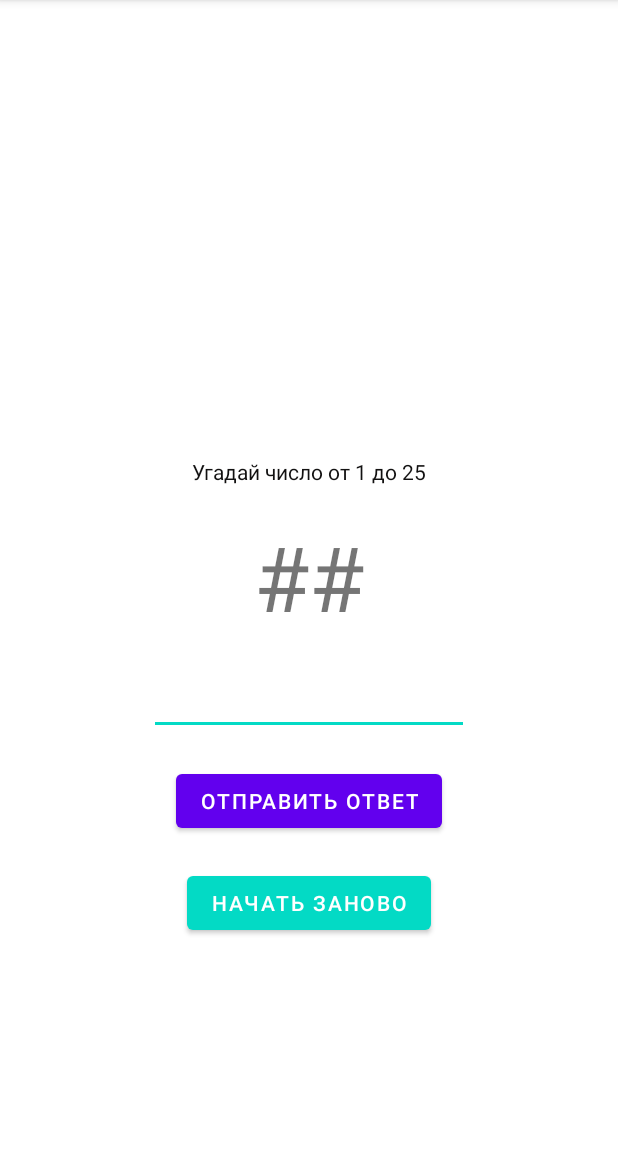
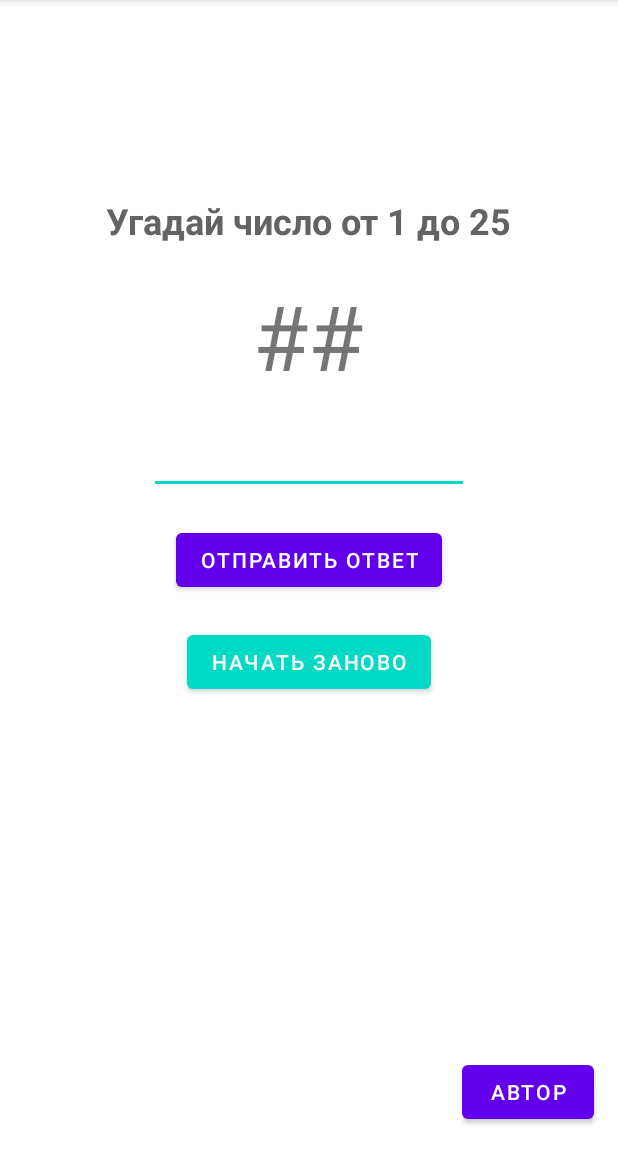
Before and after one commit to Spirit5736/GuessNumber, an Android app: the screen it shows after launch (MainActivity), on a phone screen of 412 x 824 dp, the part 84-1236 px from its top. Run offline under Robolectric (Android 15) with nearby library versions, the phone set to English and light mode, and no system bars.

Commit message:
added functions

```diff
--- a/app/src/main/res/layout/activity_main.xml
+++ b/app/src/main/res/layout/activity_main.xml
@@ -13,9 +13,11 @@
         android:text="##"
         android:textSize="60sp"
         app:layout_constraintBottom_toBottomOf="parent"
+        app:layout_constraintHorizontal_bias="0.498"
         app:layout_constraintLeft_toLeftOf="parent"
         app:layout_constraintRight_toRightOf="parent"
-        app:layout_constraintTop_toTopOf="parent" />
+        app:layout_constraintTop_toTopOf="parent"
+        app:layout_constraintVertical_bias="0.267" />
 
     <TextView
         android:id="@+id/textView"
@@ -23,7 +25,9 @@
         android:layout_height="wrap_content"
         android:layout_marginBottom="20dp"
         android:text="Угадай число от 1 до 25"
-        android:textColor="#121111"
+        android:textColor="#636363"
+        android:textSize="24sp"
+        android:textStyle="bold"
         app:layout_constraintBottom_toTopOf="@+id/answer"
         app:layout_constraintEnd_toEndOf="parent"
         app:layout_constraintStart_toStartOf="parent" />
@@ -63,4 +67,15 @@
         app:layout_constraintStart_toStartOf="parent"
         app:layout_constraintTop_toBottomOf="@+id/buttonSubmit" />
 
+    <Button
+        android:id="@+id/button2"
+        android:layout_width="wrap_content"
+        android:layout_height="wrap_content"
+        android:layout_marginEnd="16dp"
+        android:layout_marginBottom="16dp"
+        android:onClick="onSecondPage"
+        android:text="Автор"
+        app:layout_constraintBottom_toBottomOf="parent"
+        app:layout_constraintEnd_toEndOf="parent" />
+
 </androidx.constraintlayout.widget.ConstraintLayout>
```
Also changed, not shown: app/src/main/AndroidManifest.xml (+12 -0 lines), app/src/main/java/com/example/guessnumber/AboutActivity.kt (added, +18 -0 lines), app/src/main/java/com/example/guessnumber/MainActivity.kt (+7 -0 lines), app/src/main/java/com/example/guessnumber/WellcomeActivity.kt (added, +18 -0 lines), app/src/main/res/layout/activity_about.xml (added, +42 -0 lines), app/src/main/res/layout/activity_wellcome.xml (added, +34 -0 lines), app/src/main/res/drawable/hackerman.jpg (added), app/src/main/res/drawable/numberspng.png (added).
